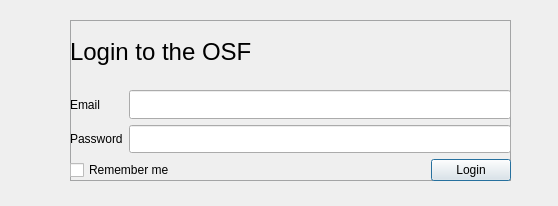
Before: the Qt Designer form JASP-Desktop/backstage/authwidget.ui in jasp-stats/jasp-desktop, drawn with Qt 5.
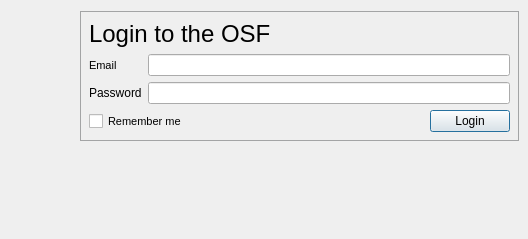
After: the same form once the commit is applied.

What changed in the file:
```diff
--- a/JASP-Desktop/backstage/authwidget.ui
+++ b/JASP-Desktop/backstage/authwidget.ui
@@ -6,12 +6,12 @@
    <rect>
     <x>0</x>
     <y>0</y>
-    <width>558</width>
-    <height>206</height>
+    <width>528</width>
+    <height>239</height>
    </rect>
   </property>
   <property name="sizePolicy">
-   <sizepolicy hsizetype="Expanding" vsizetype="Preferred">
+   <sizepolicy hsizetype="Expanding" vsizetype="MinimumExpanding">
     <horstretch>0</horstretch>
     <verstretch>0</verstretch>
    </sizepolicy>
@@ -19,17 +19,20 @@
   <property name="windowTitle">
    <string>Form</string>
   </property>
+  <layout class="QVBoxLayout" name="verticalLayout_3">
+   <property name="spacing">
+    <number>6</number>
+   </property>
+   <property name="leftMargin">
+    <number>80</number>
+   </property>
+   <property name="rightMargin">
+    <number>9</number>
+   </property>
+   <item>
   <widget class="QWidget" name="internalWidget" native="true">
-   <property name="geometry">
-    <rect>
-     <x>70</x>
-     <y>20</y>
-     <width>441</width>
-     <height>161</height>
-    </rect>
-   </property>
    <property name="sizePolicy">
-    <sizepolicy hsizetype="Preferred" vsizetype="Preferred">
+      <sizepolicy hsizetype="MinimumExpanding" vsizetype="MinimumExpanding">
      <horstretch>0</horstretch>
      <verstretch>0</verstretch>
     </sizepolicy>
@@ -39,8 +42,17 @@
 	border: 1px solid #A3A4A5 ;
 }</string>
    </property>
-   <layout class="QVBoxLayout" name="verticalLayout_3">
-    <item>
+     <layout class="QFormLayout" name="formLayout">
+      <property name="fieldGrowthPolicy">
+       <enum>QFormLayout::AllNonFixedFieldsGrow</enum>
+      </property>
+      <property name="formAlignment">
+       <set>Qt::AlignJustify|Qt::AlignTop</set>
+      </property>
+      <property name="leftMargin">
+       <number>9</number>
+      </property>
+      <item row="0" column="0">
      <widget class="QLabel" name="label_3">
       <property name="sizePolicy">
        <sizepolicy hsizetype="Expanding" vsizetype="Expanding">
@@ -61,7 +73,7 @@
       </property>
      </widget>
     </item>
-    <item>
+      <item row="1" column="0" colspan="2">
      <layout class="QHBoxLayout" name="horizontalLayout">
       <item>
        <layout class="QVBoxLayout" name="verticalLayout">
@@ -73,6 +85,11 @@
             <verstretch>0</verstretch>
            </sizepolicy>
           </property>
+            <property name="font">
+             <font>
+              <pointsize>8</pointsize>
+             </font>
+            </property>
           <property name="text">
            <string>Email</string>
           </property>
@@ -125,10 +142,21 @@
       </item>
      </layout>
     </item>
-    <item>
+      <item row="2" column="0" colspan="2">
      <layout class="QHBoxLayout" name="horizontalLayout_4">
       <item>
        <widget class="QCheckBox" name="RememberMeCheckBox">
+          <property name="sizePolicy">
+           <sizepolicy hsizetype="Expanding" vsizetype="Expanding">
+            <horstretch>0</horstretch>
+            <verstretch>0</verstretch>
+           </sizepolicy>
+          </property>
+          <property name="font">
+           <font>
+            <pointsize>8</pointsize>
+           </font>
+          </property>
         <property name="text">
          <string>Remember me</string>
         </property>
@@ -154,6 +182,21 @@
     </item>
    </layout>
   </widget>
+   </item>
+   <item>
+    <spacer name="verticalSpacer">
+     <property name="orientation">
+      <enum>Qt::Vertical</enum>
+     </property>
+     <property name="sizeHint" stdset="0">
+      <size>
+       <width>20</width>
+       <height>78</height>
+      </size>
+     </property>
+    </spacer>
+   </item>
+  </layout>
  </widget>
  <tabstops>
   <tabstop>email</tabstop>
```
Lines whose indentation alone changed are shown as unchanged.
